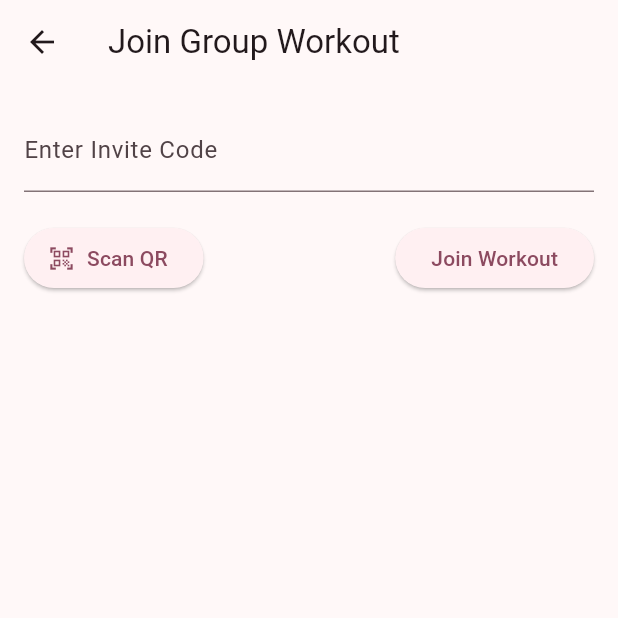
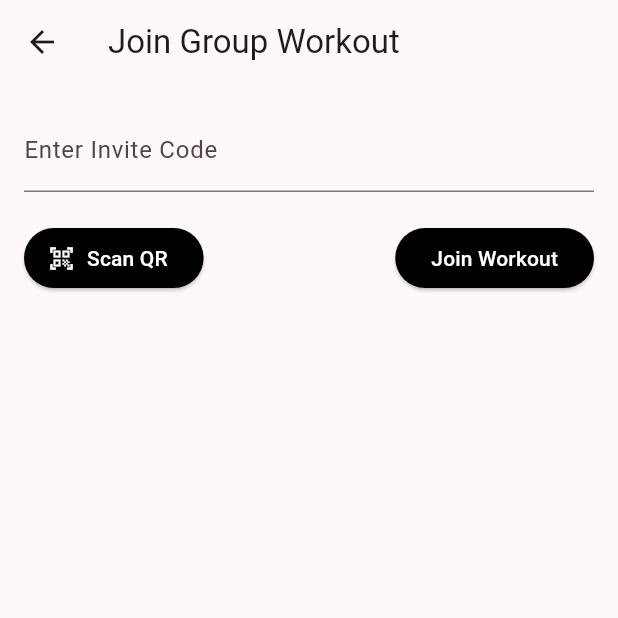
Before and after one commit to Yashtap1245-Tech/WorkItOut, a Flutter app: the screen it shows after launch, after a tap on "Join", on a phone screen of 412 x 824 dp, the top half of it. Run offline on Flutter 3.47's test engine with Material 3 defaults, Android fonts, the phone set to English and light mode, and no system bars; our stand-ins replace cloud_firestore, firebase_auth, firebase_core, isar, qr_flutter; missing offline and left inert: mobile_scanner; accounts and stored records are empty; generated files the repository leaves out were written again; network calls fail; statements that could not run were skipped.

Commit message:
Theme of the app corrected.

```diff
--- a/lib/add_workout_plan_page.dart
+++ b/lib/add_workout_plan_page.dart
@@ -111,7 +111,11 @@ class _AddWorkoutPlanPageState extends State<AddWorkoutPlanPage> {
                   onPressed: _loading ? null : _downloadWorkoutPlan,
                   child: _loading
                       ? const CircularProgressIndicator(color: Colors.white)
-                      : const Text('Download'),
+                      : const Text('Download', style: TextStyle(color: Colors.white),),
+                  style: ElevatedButton.styleFrom(
+                    backgroundColor: Colors.black,
+                    foregroundColor: Colors.white,
+                  ),
                 ),
                 if (_message != null) ...[
                   const SizedBox(height: 16),
--- a/lib/create_group_workout_page.dart
+++ b/lib/create_group_workout_page.dart
@@ -79,7 +79,11 @@ class _CreateGroupWorkoutPageState extends State<CreateGroupWorkoutPage> {
               onPressed: _loading ? null : _createWorkout,
               child: _loading
                   ? CircularProgressIndicator()
-                  : Text("Create Workout"),
+                  : Text("Create Workout", style: TextStyle(color: Colors.white),),
+              style: ElevatedButton.styleFrom(
+                backgroundColor: Colors.black,
+                foregroundColor: Colors.white,
+              ),
             ),
           ],
         ),
--- a/lib/group_workout_recording_page.dart
+++ b/lib/group_workout_recording_page.dart
@@ -130,6 +130,7 @@ class _GroupWorkoutRecordingPageState extends State<GroupWorkoutRecordingPage> {
       floatingActionButton: FloatingActionButton(
         onPressed: _submitWorkoutResults,
         child: Icon(Icons.save, color: Colors.white),
+        backgroundColor: Colors.black,
       ),
     );
   }
--- a/lib/join_team_workout_page.dart
+++ b/lib/join_team_workout_page.dart
@@ -105,12 +105,23 @@ class _JoinTeamWorkoutPageState extends State<JoinTeamWorkoutPage> {
               children: [
                 ElevatedButton.icon(
                   onPressed: _scanQRCode,
-                  icon: Icon(Icons.qr_code_scanner),
-                  label: Text("Scan QR"),
+                  icon: Icon(Icons.qr_code_scanner, color: Colors.white),
+                  label: Text(
+                    "Scan QR",
+                    style: TextStyle(color: Colors.white),
+                  ),
+                  style: ElevatedButton.styleFrom(
+                    backgroundColor: Colors.black,
+                    foregroundColor: Colors.white,
+                  ),
                 ),
                 _loading
                     ? CircularProgressIndicator()
                     : ElevatedButton(
+                  style: ElevatedButton.styleFrom(
+                    foregroundColor: Colors.white,
+                    backgroundColor: Colors.black,
+                  ),
                         onPressed: _joinWorkout,
                         child: Text("Join Workout"),
                       ),
--- a/lib/workout_history_page.dart
+++ b/lib/workout_history_page.dart
@@ -6,7 +6,7 @@ import '../model/workout.dart';
 import '../workout_provider.dart';
 import 'model/exercise.dart';
 import 'workout_details.dart';
-import 'WorkoutTypeSelectionPage.dart';
+import 'workout_type_selection_page.dart';
 import 'join_team_workout_page.dart';
 
 class WorkoutHistoryPage extends StatefulWidget {
@@ -39,7 +39,8 @@ class _WorkoutHistoryPageState extends State<WorkoutHistoryPage> {
   @override
   Widget build(BuildContext context) {
     return Scaffold(
-      appBar: AppBar(title: const Text("Workout History")),
+      appBar: AppBar(title: const Text("Workout History",
+          style: TextStyle(color: Colors.white)), backgroundColor: Colors.black,),
       body: _loading
           ? Center(child: CircularProgressIndicator())
           : Consumer<WorkoutProvider>(
@@ -71,9 +72,12 @@ class _WorkoutHistoryPageState extends State<WorkoutHistoryPage> {
                 MaterialPageRoute(builder: (context) => JoinTeamWorkoutPage()),
               );
             },
-            label: Text("Join"),
-            icon: Icon(Icons.group),
-            backgroundColor: Colors.black12,
+            label: Text(
+              "Join",
+              style: TextStyle(color: Colors.white),
+            ),
+            icon: Icon(Icons.group, color: Colors.white),
+            backgroundColor: Colors.black,
           ),
           SizedBox(height: 10),
           FloatingActionButton(
@@ -83,8 +87,8 @@ class _WorkoutHistoryPageState extends State<WorkoutHistoryPage> {
                     builder: (context) => WorkoutTypeSelectionPage()),
               );
             },
-            child: const Icon(Icons.add),
-            backgroundColor: Colors.black12,
+            child: const Icon(Icons.add, color: Colors.white),
+            backgroundColor: Colors.black,
           ),
         ],
       ),
--- a/lib/workout_recording_page.dart
+++ b/lib/workout_recording_page.dart
@@ -162,7 +162,6 @@ class _State extends State<WorkoutRecordingPage> {
     return Scaffold(
       appBar: AppBar(
         title: Text('Record Workout'),
-        backgroundColor: Colors.black12,
       ),
       body: _loading
           ? Center(child: CircularProgressIndicator())
```
Also changed, not shown: lib/workout_type_selection_page.dart (renamed from lib/WorkoutTypeSelectionPage.dart).
